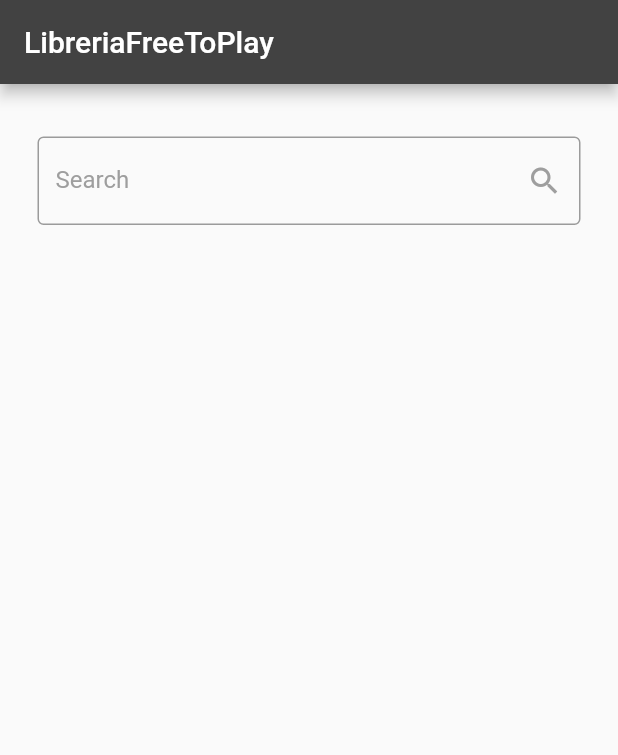
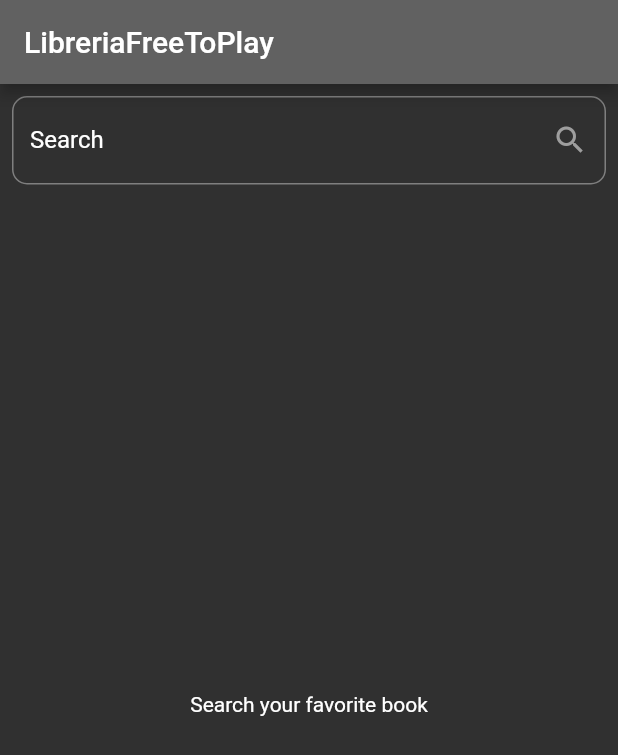
Before and after one commit to HappyFacell/Moviles, a Flutter app: the screen it shows after launch, on a phone screen of 412 x 824 dp. Shown: the top 755 px of the screen. Run offline on Flutter 3.47's test engine with Material 2 defaults, Android fonts, the phone set to English and light mode, and no system bars; our stand-ins replace avatar_glow, bloc, equatable, flutter_bloc, font_awesome_flutter, permission_handler; missing offline and left inert: flutter_share, flutter_shimmer, record.

```diff
--- a/public_library/lib/main.dart
+++ b/public_library/lib/main.dart
@@ -12,6 +12,9 @@ class MyApp extends StatelessWidget {
   Widget build(BuildContext context) {
     return MaterialApp(
       title: 'LibreriaFreeToPlay',
+      theme: ThemeData(
+        colorScheme: const ColorScheme.dark(),
+      ),
       home: BlocProvider(
         create: (context) => LibraryBloc(),
         child: HomePage(),
--- a/public_library/lib/pages/Result/book_result.dart
+++ b/public_library/lib/pages/Result/book_result.dart
@@ -17,6 +17,7 @@ class _BookResultState extends State<BookResult> {
   Widget build(BuildContext context) {
     return Scaffold(
       appBar: AppBar(
+        backgroundColor: Colors.grey[700],
         title: const Text('Detalles de libro'),
         actions: [
           IconButton(
@@ -108,7 +109,7 @@ class _BookResultState extends State<BookResult> {
         title: "${widget.data["volumeInfo"]["title"] ?? "Title not available"}",
         text:
             'Libro: ${widget.data["volumeInfo"]["title"] ?? "Title not available"}\nPaginas: ${widget.data["volumeInfo"]["pageCount"] ?? "Page number not available"}',
-        linkUrl: "${widget.data["selfLink"]}",
+        linkUrl: "${widget.data["saleInfo"]["buyLink"]}",
         chooserTitle: 'Elige como compartir tu libro');
   }
 }
--- a/public_library/lib/pages/home/home_page.dart
+++ b/public_library/lib/pages/home/home_page.dart
@@ -10,39 +10,91 @@ class HomePage extends StatelessWidget {
 
   @override
   Widget build(BuildContext context) {
-
-    // TODO: Cambio de estretegia implementar BlocBuilder, falta investigar mas acerca de su uso.
     return Scaffold(
       appBar: AppBar(
         title: const Text('LibreriaFreeToPlay'),
-        backgroundColor: Colors.grey[800],
+        backgroundColor: Colors.grey[700],
       ),
       body: Container(
-        margin: const EdgeInsets.only(top: 35, left: 25, right: 25),
-        child: BlocConsumer<LibraryBloc, LibraryState>(
-          listener: (context, state) {
+        padding: const EdgeInsets.all(8.0),
+        child: Column(
+          children: [
+            TextField(
+              controller: bookController,
+              cursorColor: Colors.white,
+              decoration: InputDecoration(
+                border: const OutlineInputBorder(
+                  borderRadius: BorderRadius.all(Radius.circular(10.0)),
+                ),
+                fillColor: Colors.white,
+                label: const Text(
+                  'Search',
+                  style: TextStyle(
+                    color: Colors.white,
+                  ),
+                ),
+                focusedBorder: const OutlineInputBorder(),
+                suffixIcon: IconButton(
+                  icon: const Icon(
+                    Icons.search,
+                    color: Colors.grey,
+                  ),
+                  onPressed: () async {
+                    print('Controller: ${bookController.text}');
+                    BlocProvider.of<LibraryBloc>(context).add(
+                      SearchEvent(bookTitle: bookController.text),
+                    );
+                  },
+                ),
+              ),
+            ),
+            Expanded(
+              child: BlocBuilder<LibraryBloc, LibraryState>(
+                builder: (context, state) {
+                  if (state is LibraryInitialState) {
+                    return const Center(
+                      child: Text("Search your favorite book"),
+                    );
+                  }
                   if (state is LibraryErrorState) {
-              print("Fallo correctamente $state");
-              ScaffoldMessenger.of(context)
-                ..removeCurrentSnackBar()
-                ..showSnackBar(
-                  const SnackBar(
-                    content: Text("Libros no encontrados."),
-                    backgroundColor: Colors.red,
+                    print("Fallo correctamente: $state");
+                    //TODO: Buscar como meter un SnackBar
+                    // _notFoundBooks(context);
+                    // state = LibraryInitialState as LibraryState;
+                    return const Center(
+                      child: Text("Books not found, please try again."),
+                    );
+                  } else if (state is LibraryLoadingState) {
+                    print("Buscando: $state");
+                    return _lisview();
+                  } else if (state is LibraryFoundState) {
+                    print("Encontre: $state");
+                    return _bookitems(state);
+                  } else {
+                    return const Center(
+                      child: Text("Search your favorite book"),
+                    );
+                  }
+                },
+              ),
+            ),
+          ],
+        ),
       ),
     );
-            } else if (state is LibraryLoadingState) {
-              print("Buscando $state");
-              ListView.builder(
+  }
+
+  ListView _lisview() {
+    return ListView.builder(
       itemCount: 30,
       itemBuilder: (BuildContext context, int index) {
         return const VideoShimmer();
       },
     );
-            } else if (state is LibraryFoundState) {
-              print("Encontre: $state\n");
-              print('tamano: ${state.libraries.length}');
-              Padding(
+  }
+
+  Container _bookitems(LibraryFoundState state) {
+    return Container(
       padding: const EdgeInsets.only(top: 8.0),
       child: GridView.builder(
         gridDelegate: const SliverGridDelegateWithFixedCrossAxisCount(
@@ -55,48 +107,14 @@ class HomePage extends StatelessWidget {
       ),
     );
   }
-          },
-          builder: (context, state) {
-            return Column(
-              children: [
-                Row(
-                  children: [
-                    Flexible(
-                      flex: 1,
-                      child: TextField(
-                        controller: bookController,
-                        cursorColor: Colors.grey,
-                        decoration: InputDecoration(
-                          border: const OutlineInputBorder(),
-                          fillColor: Colors.grey,
-                          label: const Text(
-                            'Search',
-                            style: TextStyle(color: Colors.grey),
-                          ),
-                          focusedBorder: const OutlineInputBorder(
-                            borderSide: BorderSide(color: Colors.grey),
-                          ),
-                          suffixIcon: IconButton(
-                            onPressed: () async {
-                              print('Controller: ${bookController.text}');
-                              BlocProvider.of<LibraryBloc>(context).add(
-                                SearchEvent(bookTitle: bookController.text),
-                              );
-                            },
-                            icon: const Icon(
-                              Icons.search,
-                              color: Colors.grey,
-                            ),
-                          ),
-                        ),
-                      ),
-                    ),
-                  ],
-                )
-              ],
-            );
-          },
-        ),
+
+  ScaffoldFeatureController<SnackBar, SnackBarClosedReason> _notFoundBooks(
+      context) {
+    return ScaffoldMessenger.of(context).showSnackBar(
+      const SnackBar(
+        content: Text("Libros no encontrados."),
+        backgroundColor: Colors.red,
+        duration: Duration(seconds: 2),
       ),
     );
   }
--- /dev/null
+++ b/public_library/lib/repo/request_repo.dart
@@ -0,0 +1,30 @@
+import 'dart:convert';
+
+import 'package:http/http.dart' as http;
+
+class RequestBook {
+  static final RequestBook requestBooks = RequestBook._internal();
+
+  factory RequestBook() => requestBooks;
+
+  RequestBook._internal();
+
+  Future<dynamic> getLibrary(String bookTitle) async {
+    dynamic bookList;
+    final Uri uri = Uri.https(
+      'www.googleapis.com',
+      '/books/v1/volumes',
+      {'q': bookTitle},
+    );
+
+    final http.Response response =
+        await http.get(uri, headers: {'Content-Type': 'application/json'});
+
+    if (response.statusCode != 200) {
+      throw Exception();
+    }
+
+    bookList = jsonDecode(response.body);
+    return bookList;
+  }
+}
```
Also changed, not shown: public_library/lib/bloc/library_bloc.dart (+5 -18 lines). Lines whose indentation alone changed are shown as unchanged.
